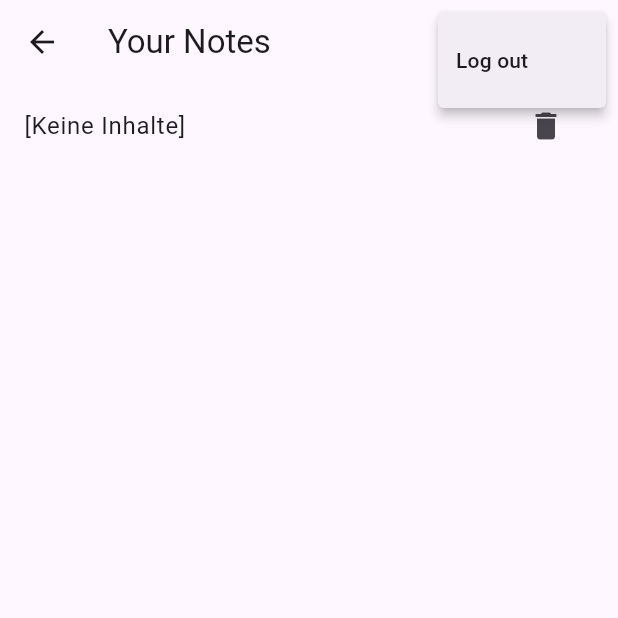
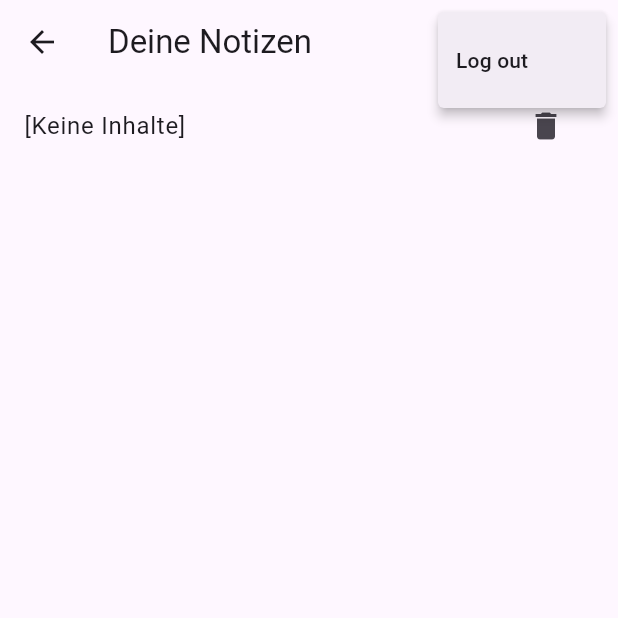
Before and after one commit to LauraRinglstetter/My-Notes, a Flutter app: the NotesView screen opened by its route, after a tap on the "add" icon, after a tap on the "more vert" icon, on a phone screen of 412 x 824 dp, the top half of it. Run offline on Flutter 3.47's test engine with Material 3 defaults, Android fonts, the phone set to English and light mode, and no system bars; our stand-ins replace cloud_firestore, firebase_auth, firebase_core; accounts and stored records are empty.

Commit message:
Anpassung/Ergänzung der Kommentare

```diff
--- a/lib/main.dart
+++ b/lib/main.dart
@@ -12,7 +12,7 @@ void main() {
   WidgetsFlutterBinding.ensureInitialized();
   runApp(
     MaterialApp(
-      title: 'Flutter Demo',
+      title: 'Client-Server-Architektur',
       theme: ThemeData(
 
         colorScheme: ColorScheme.fromSeed(seedColor: Colors.deepPurple),
--- a/lib/services/auth/firebase_auth_provider.dart
+++ b/lib/services/auth/firebase_auth_provider.dart
@@ -4,7 +4,6 @@ import 'package:firstapp/services/auth/auth_user.dart';
 import 'package:firstapp/services/auth/auth_provider.dart';
 import 'package:firstapp/services/auth/auth_exceptions.dart';
 import 'package:cloud_firestore/cloud_firestore.dart'; // ← NEU
-
 import 'package:firebase_auth/firebase_auth.dart' show FirebaseAuth, FirebaseAuthException;
 
 
--- a/lib/services/cloud/firebase_cloud_storage.dart
+++ b/lib/services/cloud/firebase_cloud_storage.dart
@@ -5,8 +5,7 @@ import 'package:firstapp/services/cloud/cloud_storage_exceptions.dart';
 
 //Singleton-Klasse
 class FirebaseCloudStorage {
-
-  //Firestore-Collection called 'notes':
+  //Firestore-Collection 'notes':
   final notes = FirebaseFirestore.instance.collection('notes');
 
   Future<void> deleteNote({
@@ -18,23 +17,8 @@ class FirebaseCloudStorage {
         throw CouldNotDeleteNoteException();
     }
   }
-
-  // Future<void> updateNote({
-  //   required String documentId,
-  //   required String text,
-  // }) async {
-  //   try {
-  //     notes.doc(documentId).update({textFieldName: text});
-  //   } catch (e) {
-  //       throw CouldNotUpdateNoteException();
-  //   }
-  // }
-
   //gibt Live-Stream aller Notizen zurück die Nutzer erstellt hat oder die mit ihm geteilt wurden
-  Stream<Iterable<CloudNote>> allNotes({
-    required String userId,
-    required String userEmail,
-  }) {
+  Stream<Iterable<CloudNote>> allNotes({required String userId, required String userEmail,}) {
     return notes.snapshots().map((snapshot) {
       return snapshot.docs
           .map((doc) => CloudNote.fromSnapshot(doc))
@@ -42,7 +26,6 @@ class FirebaseCloudStorage {
               note.ownerUserId == userId || note.sharedWith.contains(userEmail));
     });
   }
-
   //holt alle Notizen eines bestimmten Nutzers auf der Firestore-Datenbank,
   //gefiltert nach ownerUserId und gibt sie als Liste von CloudNote-Ojekten zurück
   Future<Iterable<CloudNote>> getNotes({required String ownerUserId}) async {
@@ -60,7 +43,6 @@ class FirebaseCloudStorage {
       throw CouldNotGetAllNotesException();
     }
   }
-
   Future<CloudNote> createNewNote({required String ownerUserId}) async {
     final document = await notes.add({
       ownerUserIdFieldName: ownerUserId,
@@ -68,7 +50,6 @@ class FirebaseCloudStorage {
       contentFieldName: [],
     });
     final fetchedNote = await document.get();
-    print('✅ Firestore-Dokument erstellt: ${document.id}');
     return CloudNote(
       documentId: fetchedNote.id,
       ownerUserId: ownerUserId,
@@ -76,7 +57,6 @@ class FirebaseCloudStorage {
       content: [],
     );
   }
-
   Future<void> addParagraphToNote({
     required String noteId,
     required NoteParagraph paragraph,
@@ -86,7 +66,6 @@ class FirebaseCloudStorage {
       contentFieldName: FieldValue.arrayUnion([paragraph.toMap()])
     });
   }
-
   //Notizen können geteilt werden
   Future<void> shareNote({
     required String noteId,
@@ -112,8 +91,6 @@ class FirebaseCloudStorage {
     return query.docs.isNotEmpty;
   }
 
-
-
   //erstellt eine einzige Instanz dieser Klasse, die global verwendet werden kann
   static final FirebaseCloudStorage _shared =
   FirebaseCloudStorage._sharedInstance();
--- a/lib/views/notes/create_update_note_view.dart
+++ b/lib/views/notes/create_update_note_view.dart
@@ -89,7 +89,7 @@ class _CreateUpdateNoteViewState extends State<CreateUpdateNoteView> {
   Widget build(BuildContext context) {
     return Scaffold(
       appBar: AppBar(
-        title: const Text('New Note'),
+        title: const Text('Neue Notiz'),
         actions: [
           IconButton(
             onPressed: () async {
--- a/lib/views/notes/notes_view.dart
+++ b/lib/views/notes/notes_view.dart
@@ -31,7 +31,7 @@ class _NotesViewState extends State<NotesView> {
     final userId = user.id;
     return Scaffold(
       appBar: AppBar (
-        title: const Text('Your Notes'),
+        title: const Text('Deine Notizen'),
         actions: [
           IconButton(
             onPressed: () {
```
Also changed, not shown: lib/services/cloud/cloud_note.dart (+9 -2 lines).
